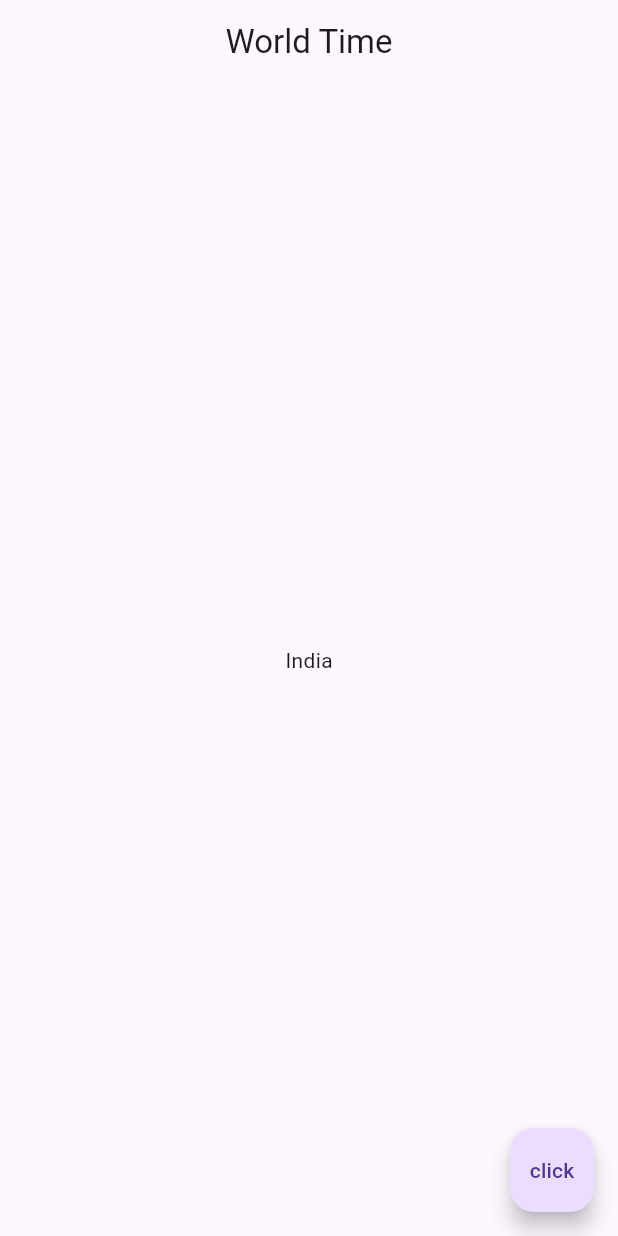
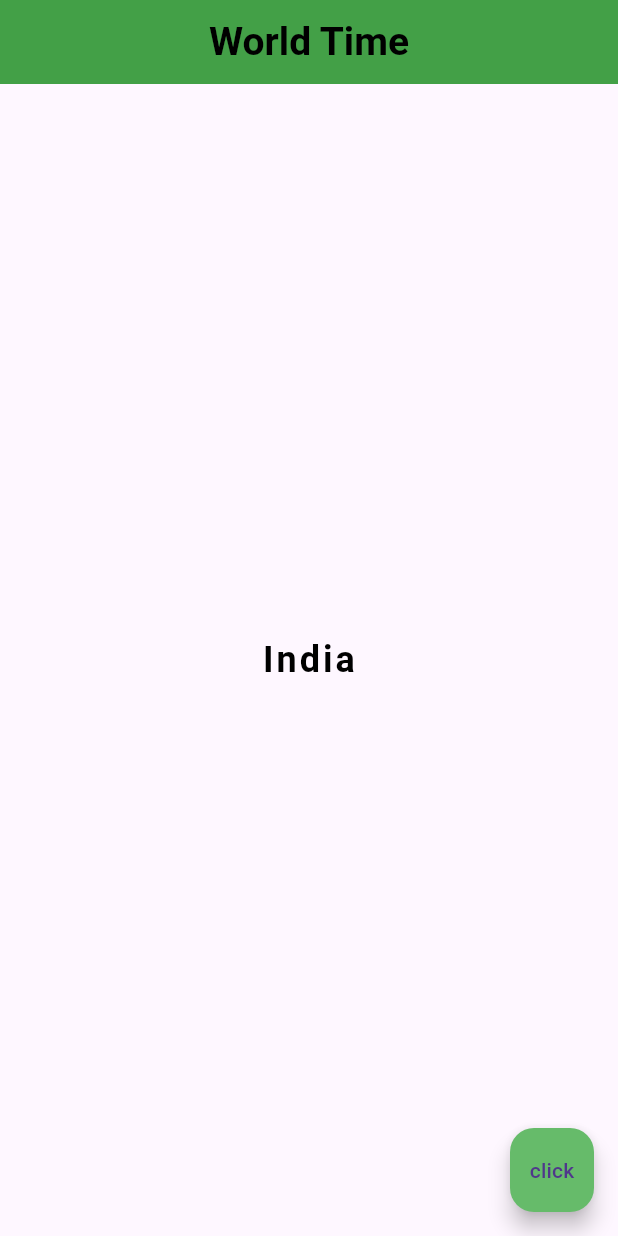
Before and after one commit to Vishnu1562/Flutter_world_time_app, a Flutter app: the screen it shows after launch, on a phone screen of 412 x 824 dp. Run offline on Flutter 3.47's test engine with Material 3 defaults, Android fonts, the phone set to English and light mode, and no system bars.

```diff
--- a/lib/main.dart
+++ b/lib/main.dart
@@ -1,17 +1,42 @@
 import 'package:flutter/material.dart';
 
 void main() => runApp(MaterialApp(
-  home: Scaffold(
+  home: Home()
+));
+
+
+class Home extends StatelessWidget {
+  const Home({super.key});
+
+  @override
+  Widget build(BuildContext context) {
+    return Scaffold(
       appBar: AppBar(
-      title: Text('World Time'),
+        title: Text('World Time',
+          style: TextStyle(
+            fontSize: 26,
+            fontWeight: FontWeight.w600,
+            color: Colors.black,
+          ),
+        ),
         centerTitle: true,
+        backgroundColor: Colors.green[600],
       ),
       body: Center(
-      child: Text('India'),
+        child: Text('India',
+          style: TextStyle(
+            fontSize: 24,
+            fontWeight: FontWeight.bold,
+            letterSpacing: 2.0,
+            color: Colors.black,
+          ),
+        ),
       ),
       floatingActionButton: FloatingActionButton(
-      onPressed: null,
+        onPressed: () {},
         child: Text('click'),
+        backgroundColor: Colors.green[400],
       ),
-  ),
-));
+    );
+  }
+}
```
Lines whose indentation alone changed are shown as unchanged.
